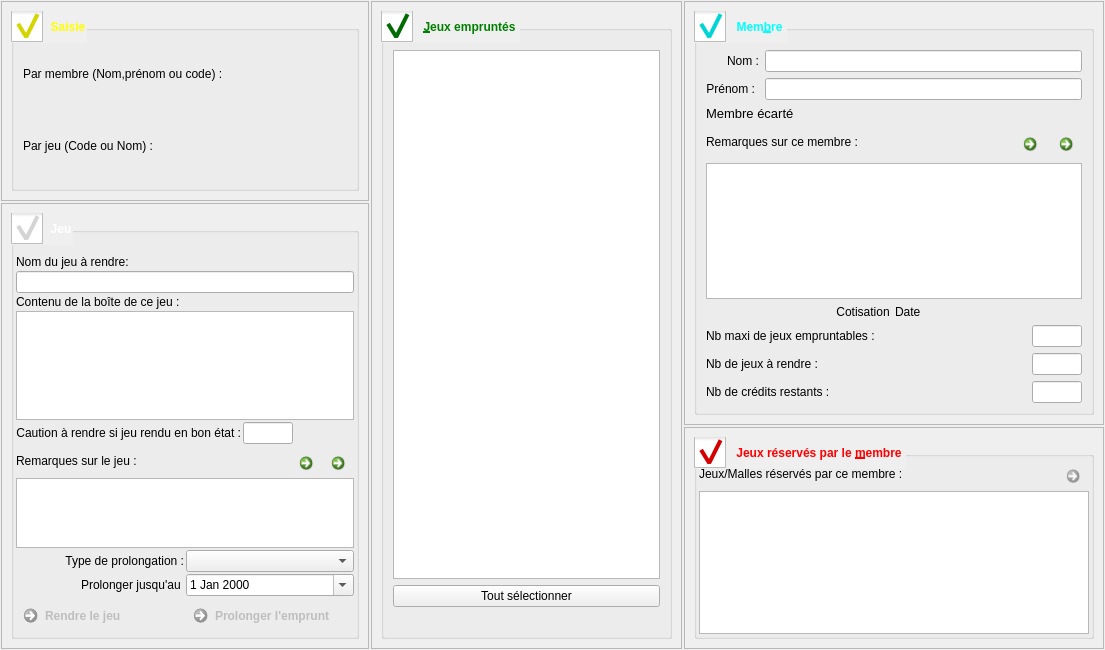
The window that f_retour.ui (nivhg/ludopen) describes before a commit, drawn with Qt 5.
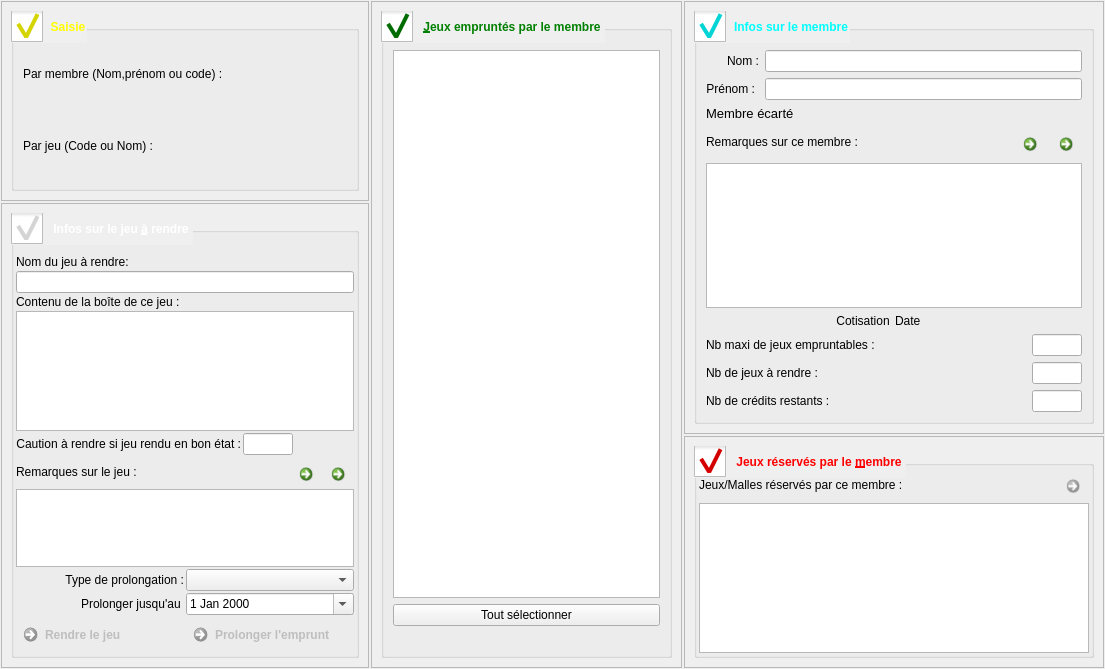
The same window after the commit. Icons and pictures are not drawn.

Commit message: Avant suppression champs d'infos dans Malle

Patch:
```diff
--- a/f_retour.ui
+++ b/f_retour.ui
@@ -7,7 +7,7 @@
     <x>0</x>
     <y>0</y>
     <width>1105</width>
-    <height>650</height>
+    <height>669</height>
    </rect>
   </property>
   <property name="windowTitle">
@@ -68,7 +68,7 @@
         <property name="checkable">
          <bool>true</bool>
         </property>
-        <layout class="QGridLayout" name="gridLayout_4" rowstretch="0,0,0,0,0,0,0,0,0,0,0,0,0,0,0,0,0,0">
+        <layout class="QGridLayout" name="gridLayout_4" rowstretch="0,0,0,0,0">
          <property name="leftMargin">
           <number>2</number>
          </property>
@@ -165,7 +165,7 @@
 }</string>
         </property>
         <property name="title">
-         <string>&amp;Jeux empruntés</string>
+         <string>&amp;Jeux empruntés par le membre</string>
         </property>
         <property name="checkable">
          <bool>true</bool>
@@ -266,7 +266,7 @@
 }</string>
         </property>
         <property name="title">
-         <string>Mem&amp;bre</string>
+         <string>Infos sur le membre</string>
         </property>
         <property name="checkable">
          <bool>true</bool>
@@ -719,7 +719,7 @@
 }</string>
         </property>
         <property name="title">
-         <string>Jeu</string>
+         <string>Infos sur le jeu &amp;à rendre</string>
         </property>
         <property name="checkable">
          <bool>true</bool>
```
The commit also changes 13 other files.
